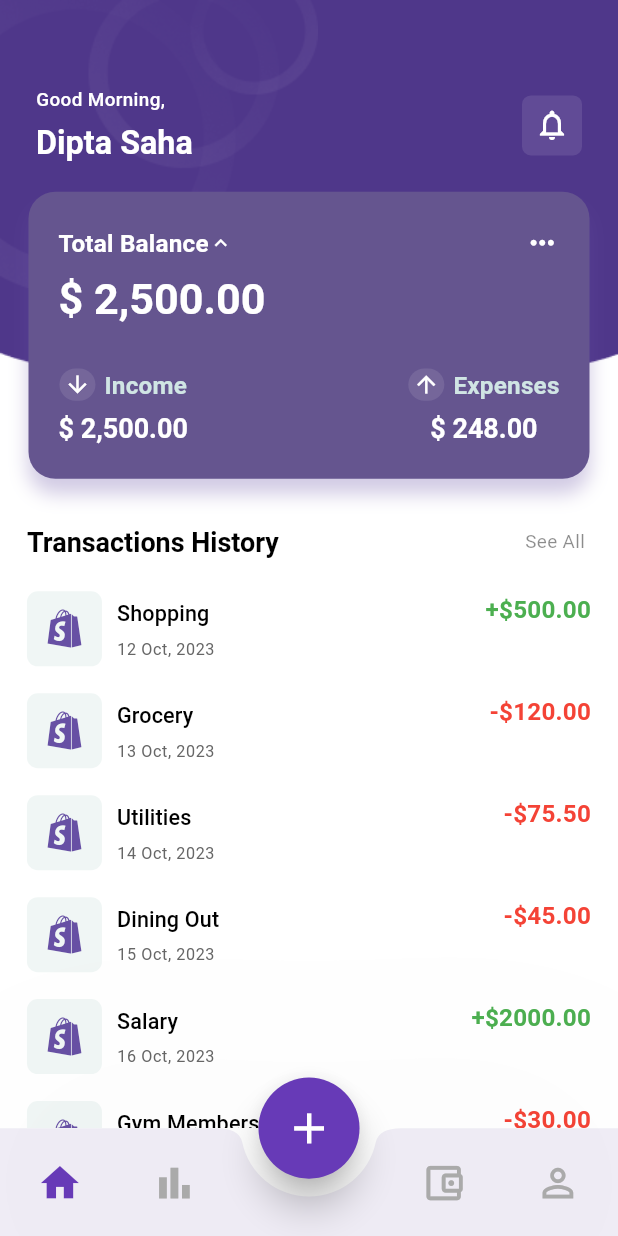
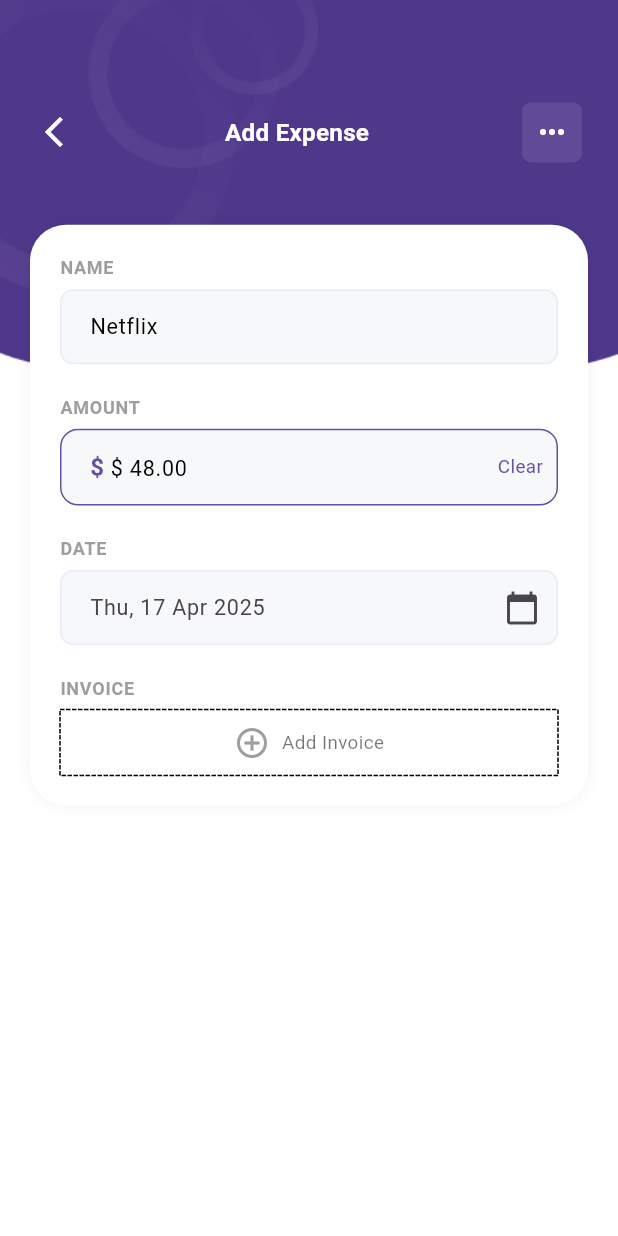
Before and after one commit to didipta/expense_tracker_app, a Flutter app: the screen it shows after launch, after a tap on "En", after a tap on "Login", after a tap on the "add" icon, on a phone screen of 412 x 824 dp. Run offline on Flutter 3.47's test engine with Material 3 defaults, Android fonts, the phone set to English and light mode, and no system bars; drawn by our look-alikes of dotted_border; our stand-ins replace dio, fl_chart, flutter_bloc, flutter_screenutil, go_router, logger and 1 more; missing offline and left inert: dio_smart_retry.

Commit message:
Add expense tracker

```diff
--- /dev/null
+++ b/lib/features/expense/presentation/pages/add_expense_screen.dart
@@ -0,0 +1,195 @@
+import 'package:expense_tracker_app/shared/widgets/layout_body.dart';
+import 'package:flutter/cupertino.dart';
+import 'package:flutter/material.dart';
+import 'package:flutter_screenutil/flutter_screenutil.dart';
+import 'package:go_router/go_router.dart';
+import 'package:intl/intl.dart';
+
+import '../widgets/dottedborderbox.dart';
+import '../widgets/label.dart';
+
+class AddExpenseScreen extends StatefulWidget {
+  const AddExpenseScreen({super.key});
+
+  @override
+  State<AddExpenseScreen> createState() => _AddExpenseScreenState();
+}
+
+class _AddExpenseScreenState extends State<AddExpenseScreen> {
+  final TextEditingController nameController = TextEditingController(text: 'Netflix');
+  final TextEditingController amountController = TextEditingController(text: '\$ 48.00');
+  DateTime selectedDate = DateTime(2025, 4, 17);
+
+  void _pickDate() async {
+    final DateTime? date = await showDatePicker(
+      context: context,
+      initialDate: selectedDate,
+      firstDate: DateTime(2020),
+      lastDate: DateTime(2030),
+    );
+    if (date != null) {
+      setState(() => selectedDate = date);
+    }
+  }
+
+  void _clearAmount() {
+    amountController.clear();
+  }
+
+  @override
+  Widget build(BuildContext context) {
+    final borderRadius = BorderRadius.circular(12);
+    final theme = Theme.of(context);
+
+    return Scaffold(
+      body: LayoutBody(child:  Padding(
+        padding: EdgeInsets.all(20.w),
+        child: Container(
+          padding: const EdgeInsets.all(20),
+          decoration: BoxDecoration(
+            color: Colors.white,
+            borderRadius: BorderRadius.circular(24),
+            boxShadow: [
+              BoxShadow(
+                color: Colors.black.withOpacity(0.05),
+                blurRadius: 8,
+              )
+            ],
+          ),
+          child: Column(
+            crossAxisAlignment: CrossAxisAlignment.start,
+            children: [
+              const Label("Name"),
+              TextField(
+                controller: nameController,
+                decoration: _fieldDecoration(),
+              ),
+              const SizedBox(height: 20),
+
+              const Label("Amount"),
+              Stack(
+                alignment: Alignment.centerRight,
+                children: [
+                  TextField(
+                    controller: amountController,
+                    decoration: _fieldDecoration().copyWith(
+                      prefixText: '\$ ',
+                      prefixStyle:TextStyle(
+                        fontWeight: FontWeight.bold,
+                        fontSize: 16,
+                        color:Theme.of(context).primaryColor,
+                      ),
+                      border: OutlineInputBorder(
+                        borderRadius: borderRadius,
+                        borderSide: BorderSide(color: Theme.of(context).primaryColor),
+                      ),
+                      enabledBorder: OutlineInputBorder(
+                        borderRadius: borderRadius,
+                        borderSide: BorderSide(color:Theme.of(context).primaryColor),
+                      ),
+                    ),
+                    keyboardType: TextInputType.number,
+                  ),
+                  Positioned(
+                    right: 10,
+                    child: GestureDetector(
+                      onTap: _clearAmount,
+                      child: Text(
+                        "Clear",
+                        style: TextStyle(color: Theme.of(context).primaryColor),
+                      ),
+                    ),
+                  )
+                ],
+              ),
+              const SizedBox(height: 20),
+
+              const Label("Date"),
+              GestureDetector(
+                onTap: _pickDate,
+                child: AbsorbPointer(
+                  child: TextFormField(
+                    decoration: _fieldDecoration().copyWith(
+                      hintText: DateFormat('EEE, dd MMM yyyy').format(selectedDate),
+                      suffixIcon: const Icon(Icons.calendar_today),
+                    ),
+                  ),
+                ),
+              ),
+              const SizedBox(height: 20),
+
+              const Label("Invoice"),
+              GestureDetector(
+                onTap: () {},
+                child: DottedBorderBox(
+                  child: Padding(
+                    padding: const EdgeInsets.all(8.0),
+                    child: Row(
+                      mainAxisAlignment: MainAxisAlignment.center,
+                      children: const [
+                        Icon(Icons.add_circle_outline, color: Colors.grey),
+                        SizedBox(width: 8),
+                        Text(
+                          "Add Invoice",
+                          style: TextStyle(color: Colors.black54),
+                        ),
+                      ],
+                    ),
+                  ),
+                ),
+              ),
+            ],
+          ),
+        ),
+      ), appBar:buildCustomAppBar(context)),
+    );
+  }
+
+  InputDecoration _fieldDecoration() {
+    return InputDecoration(
+      filled: true,
+
+      contentPadding: const EdgeInsets.symmetric(vertical: 14, horizontal: 16),
+      border: OutlineInputBorder(
+        borderRadius: BorderRadius.circular(12),
+        borderSide: BorderSide.none,
+      ),
+    );
+  }
+
+  Widget buildCustomAppBar(BuildContext context) {
+    return Padding(
+      padding: EdgeInsets.fromLTRB(24.w, 12.h, 24.w, 24.h),
+      child: Row(
+        mainAxisAlignment: MainAxisAlignment.spaceBetween,
+        children: [
+          GestureDetector(
+            onTap: () {
+              context.go('/home');
+    },
+              child: Icon(Icons.arrow_back_ios_new_outlined, color: Colors.white)),
+          Text(
+            'Add Expense',
+            style: Theme.of(context).textTheme.titleMedium?.copyWith(
+              fontWeight: FontWeight.w600,
+              color: Colors.white,
+            ),
+          ),
+          Container(
+            width: 40.w,
+            height: 40.w,
+            decoration: BoxDecoration(
+              borderRadius: BorderRadius.circular(6.67.r),
+              color: Colors.white.withOpacity(0.1),
+            ),
+            child: Icon(
+              Icons.more_horiz,
+              color: Colors.white,
+              size: 24.w,
+            ),
+          ),
+        ],
+      ),
+    );
+  }
+}
--- /dev/null
+++ b/lib/features/expense/presentation/widgets/dottedborderbox.dart
@@ -0,0 +1,15 @@
+import 'package:flutter/material.dart';
+import 'package:dotted_border/dotted_border.dart';
+
+class DottedBorderBox extends StatelessWidget {
+  final Widget child;
+  const DottedBorderBox({super.key, required this.child});
+
+  @override
+  Widget build(BuildContext context) {
+    return DottedBorder(
+      child: child,
+
+    );
+  }
+}
--- /dev/null
+++ b/lib/features/expense/presentation/widgets/label.dart
@@ -0,0 +1,23 @@
+import 'package:flutter/cupertino.dart';
+import 'package:flutter/material.dart';
+
+class Label extends StatelessWidget {
+  final String text;
+  const Label(this.text, {super.key});
+
+  @override
+  Widget build(BuildContext context) {
+    return Padding(
+      padding: const EdgeInsets.only(bottom: 6),
+      child: Text(
+        text.toUpperCase(),
+        style: const TextStyle(
+          fontWeight: FontWeight.w600,
+          fontSize: 12,
+          color: Colors.grey,
+          letterSpacing: 0.5,
+        ),
+      ),
+    );
+  }
+}
--- a/lib/features/main_bottom_nav/presentation/page/main_botton_nav.dart
+++ b/lib/features/main_bottom_nav/presentation/page/main_botton_nav.dart
@@ -4,6 +4,7 @@ import 'package:expense_tracker_app/features/statistics/presentation/pages/stati
 import 'package:expense_tracker_app/features/wallet/presentation/pages/connect_wallet_screen.dart';
 import 'package:flutter/material.dart';
 import 'package:flutter_screenutil/flutter_screenutil.dart';
+import 'package:go_router/go_router.dart';
 
 class MainBottomNav extends StatefulWidget {
   const MainBottomNav({super.key});
@@ -58,6 +59,8 @@ class _MainBottomNavState extends State<MainBottomNav> {
           shape: const CircleBorder(),
           elevation: 10.0,
           onPressed: () {
+            context.go('/add-expense'); // Navigate to add expense page
+
             // Action for central FAB
           },
           child: Icon(Icons.add, color: Colors.white, size: 38.sp),
--- a/lib/routes/routers.dart
+++ b/lib/routes/routers.dart
@@ -1,5 +1,6 @@
 import 'package:expense_tracker_app/features/auth/presentation/pages/login_page.dart';
 import 'package:expense_tracker_app/features/auth/presentation/pages/register_page.dart';
+import 'package:expense_tracker_app/features/expense/presentation/pages/add_expense_screen.dart';
 import 'package:expense_tracker_app/features/home/presentation/pages/home_page.dart';
 import 'package:expense_tracker_app/features/main_bottom_nav/presentation/page/main_botton_nav.dart';
 import 'package:expense_tracker_app/features/splash/presentation/pages/splash_page.dart';
@@ -18,5 +19,6 @@ final GoRouter router = GoRouter(
     GoRoute(path: "/register", builder: (context, state) => const RegisterPage()),
     // Placeholder for register page
     GoRoute(path: "/home", builder: (context, state) => const MainBottomNav()), // Placeholder for home page
+    GoRoute(path: "/add-expense", builder: (context, state) => const AddExpenseScreen()), // Placeholder for add expense page
   ],
 );
--- a/pubspec.yaml
+++ b/pubspec.yaml
@@ -46,6 +46,7 @@ dependencies:
   go_router: ^16.0.0
   shared_preferences: ^2.5.3
   fl_chart: ^1.0.0
+  dotted_border: ^3.1.0
 
 dev_dependencies:
   flutter_test:
```
Also changed, not shown: pubspec.lock.
